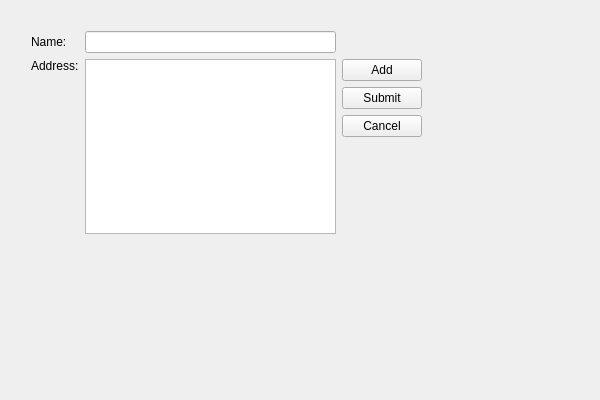
Before: the Qt Designer form doc/examples/addressbook-sdk/part3/addressbook.ui in qt-creator/qt-creator, drawn with Qt 5.
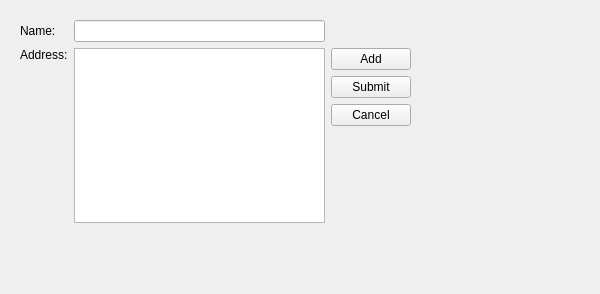
After: the same form once the commit is applied.

Commit message:
Fixes:    Doc - more of Part 3
RevBy:    TrustMe

The edit to the form file:
```diff
--- a/doc/examples/addressbook-sdk/part3/addressbook.ui
+++ b/doc/examples/addressbook-sdk/part3/addressbook.ui
@@ -7,7 +7,7 @@
     <x>0</x>
     <y>0</y>
     <width>600</width>
-    <height>400</height>
+    <height>294</height>
    </rect>
   </property>
   <property name="windowTitle">
@@ -16,8 +16,8 @@
   <widget class="QWidget" name="layoutWidget">
    <property name="geometry">
     <rect>
-     <x>20</x>
-     <y>20</y>
+     <x>9</x>
+     <y>9</y>
      <width>413</width>
      <height>225</height>
     </rect>
```
The commit also changes 1 other file.
